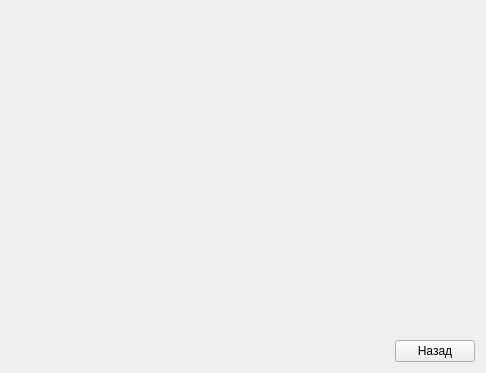
Above: stockinforma.ui from Lelius/protyazhka before the change. Below: the same form after it.
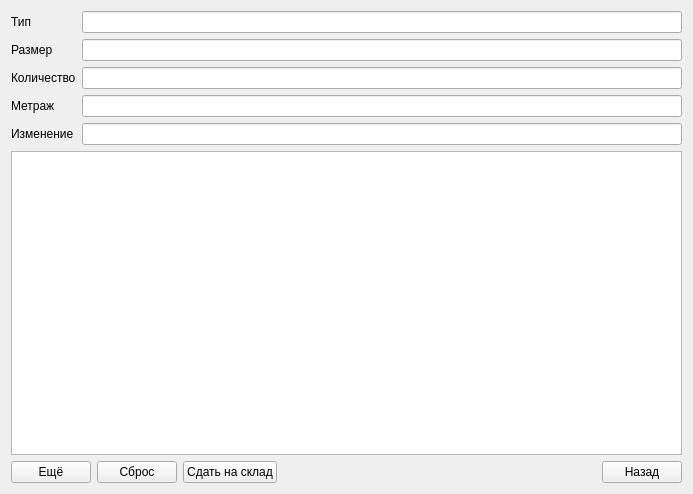
That is the form after the change.

Commit message: Заполнил в дизайнере полями форму StockInForma. Плюс мелкие правки.

Diff of the .ui file:
```diff
--- a/stockinforma.ui
+++ b/stockinforma.ui
@@ -6,28 +6,77 @@
    <rect>
     <x>0</x>
     <y>0</y>
-    <width>486</width>
-    <height>373</height>
+    <width>693</width>
+    <height>494</height>
    </rect>
   </property>
   <property name="windowTitle">
    <string>Form</string>
   </property>
-  <layout class="QGridLayout" name="gridLayout">
+  <layout class="QGridLayout" name="gridLayout_2">
+   <item row="4" column="1">
+    <widget class="QLineEdit" name="lineEditInChangeData"/>
+   </item>
    <item row="0" column="1">
-    <spacer name="verticalSpacer">
-     <property name="orientation">
-      <enum>Qt::Vertical</enum>
+    <widget class="QLineEdit" name="lineEditInType"/>
+   </item>
+   <item row="1" column="1">
+    <widget class="QLineEdit" name="lineEditInSize"/>
+   </item>
+   <item row="2" column="1">
+    <widget class="QLineEdit" name="lineEditInNumber"/>
+   </item>
+   <item row="3" column="1">
+    <widget class="QLineEdit" name="lineEditInFootage"/>
+   </item>
+   <item row="0" column="0">
+    <widget class="QLabel" name="labelInType">
+     <property name="text">
+      <string>Тип</string>
      </property>
-     <property name="sizeHint" stdset="0">
-      <size>
-       <width>20</width>
-       <height>316</height>
-      </size>
-     </property>
-    </spacer>
+    </widget>
    </item>
    <item row="1" column="0">
+    <widget class="QLabel" name="labelInSize">
+     <property name="text">
+      <string>Размер</string>
+     </property>
+    </widget>
+   </item>
+   <item row="2" column="0">
+    <widget class="QLabel" name="labelInNumber">
+     <property name="text">
+      <string>Количество</string>
+     </property>
+    </widget>
+   </item>
+   <item row="3" column="0">
+    <widget class="QLabel" name="labelInFootage">
+     <property name="text">
+      <string>Метраж</string>
+     </property>
+    </widget>
+   </item>
+   <item row="4" column="0">
+    <widget class="QLabel" name="labelInChangeData">
+     <property name="text">
+      <string>Изменение</string>
+     </property>
+    </widget>
+   </item>
+   <item row="5" column="0" colspan="2">
+    <widget class="QTableView" name="tableView"/>
+   </item>
+   <item row="6" column="0" colspan="2">
+    <layout class="QGridLayout" name="gridLayout">
+     <item row="0" column="0">
+      <widget class="QPushButton" name="pushButtonInNext">
+       <property name="text">
+        <string>Ещё</string>
+       </property>
+      </widget>
+     </item>
+     <item row="0" column="3">
     <spacer name="horizontalSpacer">
      <property name="orientation">
       <enum>Qt::Horizontal</enum>
@@ -40,12 +89,28 @@
      </property>
     </spacer>
    </item>
-   <item row="1" column="1">
+     <item row="0" column="4">
     <widget class="QPushButton" name="pushButtonBackStock">
      <property name="text">
       <string>Назад</string>
      </property>
     </widget>
+     </item>
+     <item row="0" column="1">
+      <widget class="QPushButton" name="pushButtonInReset">
+       <property name="text">
+        <string>Сброс</string>
+       </property>
+      </widget>
+     </item>
+     <item row="0" column="2">
+      <widget class="QPushButton" name="pushButtonInAddStock">
+       <property name="text">
+        <string>Сдать на склад</string>
+       </property>
+      </widget>
+     </item>
+    </layout>
    </item>
   </layout>
  </widget>
```
Lines whose indentation alone changed are shown as unchanged. The commit also changes 2 other files.
